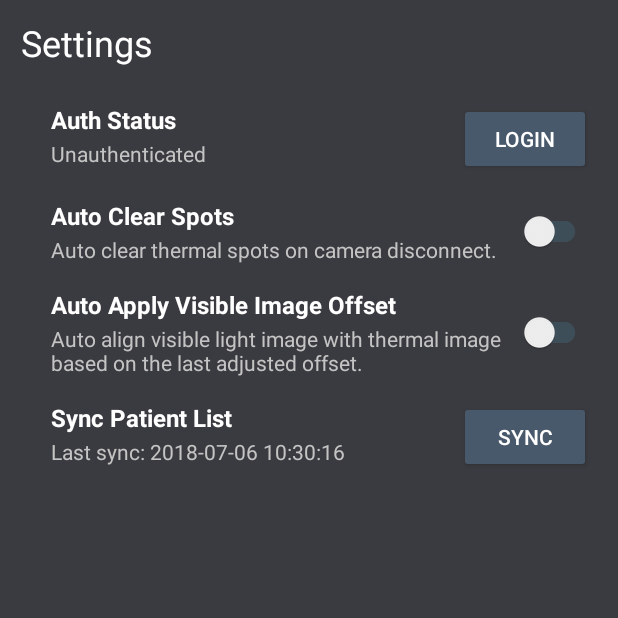
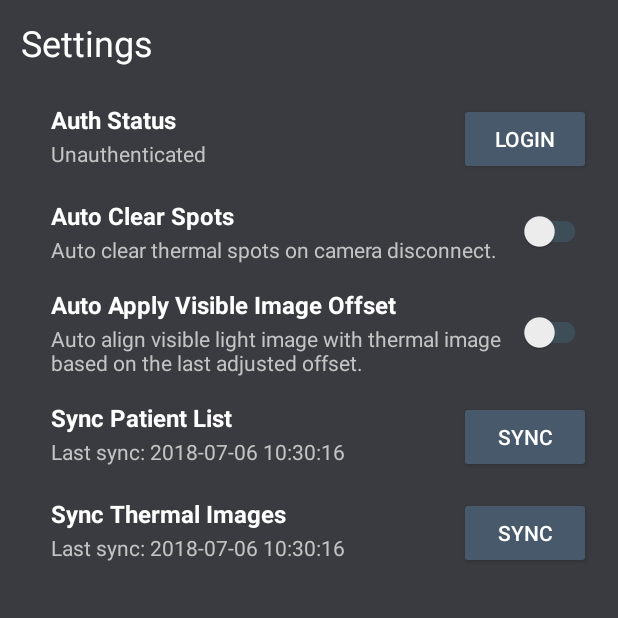
Before and after one commit to edingroot/MedicalThermalImager, an Android app: the SettingsActivity screen opened directly, with no data from a screen before it, on a phone screen of 412 x 824 dp, the top half of it. Run offline under Robolectric (Android 15) with nearby library versions, the phone set to English and light mode, and no system bars; our stand-ins replace ButterKnife, Dagger/Hilt's generated code, RxJava; libraries missing offline, so code that uses them is left out: com.squareup.leakcanary; 7 statements that could not run were skipped.

Commit message:
Task for syncing thermal images.

```diff
--- a/app/src/main/java/tw/cchi/medthimager/data/db/model/CaptureRecord.java
+++ b/app/src/main/java/tw/cchi/medthimager/data/db/model/CaptureRecord.java
@@ -38,6 +38,9 @@ public class CaptureRecord {
     @ColumnInfo(name = "title")
     private String title;
 
+    /**
+     * See {@link tw.cchi.medthimager.model.CaptureProcessInfo#CaptureProcessInfo(Patient)}
+     */
     @ColumnInfo(name = "filename_prefix")
     private String filenamePrefix;
 
--- a/app/src/main/java/tw/cchi/medthimager/data/pref/AppPreferencesHelper.java
+++ b/app/src/main/java/tw/cchi/medthimager/data/pref/AppPreferencesHelper.java
@@ -26,9 +26,10 @@ public class AppPreferencesHelper implements PreferencesHelper {
     private static final String KEY_USER = "KEY_USER";
 
     // States
-    private static final String KEY_LAST_SYNCED_PATIENTS = "KEY_LAST_SYNCED_PATIENTS";
     private static final String KEY_SELECTED_PATIENT_CUID = "KEY_SELECTED_PATIENT_CUID";
+    private static final String KEY_LAST_SYNC_PATIENTS = "KEY_LAST_SYNC_PATIENTS";
     private static final String KEY_SYNC_PATIENT_CONFLICTS = "KEY_SYNC_PATIENT_CONFLICTS";
+    private static final String KEY_LAST_SYNC_THIMAGES = "KEY_LAST_SYNC_THIMAGES";
 
     // Settings
     private static final String KEY_DEFAULT_VISIBLE_OFFSET_ENABLED = "KEY_DEFAULT_VISIBLE_OFFSET_ENABLED";
@@ -93,13 +94,24 @@ public class AppPreferencesHelper implements PreferencesHelper {
 
     @Override
     public Date getLastSyncPatients() {
-        long timestamp = mPrefs.getLong(KEY_LAST_SYNCED_PATIENTS, 0);
+        long timestamp = mPrefs.getLong(KEY_LAST_SYNC_PATIENTS, 0);
         return timestamp == 0 ? new Date() : new Date(timestamp);
     }
 
     @Override
     public void setLastSyncPatients(Date datetime) {
-        mPrefs.edit().putLong(KEY_LAST_SYNCED_PATIENTS, datetime.getTime()).apply();
+        mPrefs.edit().putLong(KEY_LAST_SYNC_PATIENTS, datetime.getTime()).apply();
+    }
+
+    @Override
+    public Date getLastSyncThImages() {
+        long timestamp = mPrefs.getLong(KEY_LAST_SYNC_THIMAGES, 0);
+        return timestamp == 0 ? new Date() : new Date(timestamp);
+    }
+
+    @Override
+    public void setLastSyncThImages(Date datetime) {
+        mPrefs.edit().putLong(KEY_LAST_SYNC_THIMAGES, datetime.getTime()).apply();
     }
 
     @Override
--- a/app/src/main/java/tw/cchi/medthimager/data/pref/PreferencesHelper.java
+++ b/app/src/main/java/tw/cchi/medthimager/data/pref/PreferencesHelper.java
@@ -38,6 +38,10 @@ public interface PreferencesHelper {
 
     void setLastSyncPatients(Date datetime);
 
+    Date getLastSyncThImages();
+
+    void setLastSyncThImages(Date datetime);
+
     int getSyncPatientConflictCount();
 
     void setSyncPatientConflictCount(int count);
--- a/app/src/main/java/tw/cchi/medthimager/ui/settings/SettingsActivity.java
+++ b/app/src/main/java/tw/cchi/medthimager/ui/settings/SettingsActivity.java
@@ -33,6 +33,7 @@ public class SettingsActivity extends BaseActivity implements SettingsMvpView {
     @BindView(R.id.swClearSpotsOnDisconn) SwitchCompat swClearSpotsOnDisconn;
     @BindView(R.id.swAutoApplyVisibleOffset) SwitchCompat swAutoApplyVisibleOffset;
     @BindView(R.id.txtSyncPatientsStatus) TextView txtSyncPatientsStatus;
+    @BindView(R.id.txtSyncThImagesStatus) TextView txtSyncThImagesStatus;
 
     private boolean authenticated = false;
 
@@ -57,6 +58,8 @@ public class SettingsActivity extends BaseActivity implements SettingsMvpView {
                 .subscribe(pair -> {
                     if (pair.first.equals(SyncBroadcastSender.EventName.SYNC_PATIENTS_DONE)) {
                         presenter.onSyncPatientsDone();
+                    } else if (pair.first.equals(SyncBroadcastSender.EventName.SYNC_THIMAGES_DONE)) {
+                        presenter.onSyncThImagesDone();
                     }
                 }));
     }
@@ -73,6 +76,11 @@ public class SettingsActivity extends BaseActivity implements SettingsMvpView {
     @OnClick(R.id.btnSyncPatients)
     void onSyncPatientsClick() {
         presenter.syncPatients();
+    }
+
+    @OnClick(R.id.btnSyncThImages)
+    void onSyncThImagesClick() {
+        presenter.syncThImages();
     }
 
     @OnCheckedChanged(R.id.swClearSpotsOnDisconn)
@@ -124,6 +132,15 @@ public class SettingsActivity extends BaseActivity implements SettingsMvpView {
     }
 
     @Override
+    public void setSyncThImagesStatus(boolean syncing, String lastSynced) {
+        if (syncing) {
+            txtSyncThImagesStatus.setText(R.string.syncing);
+        } else {
+            txtSyncThImagesStatus.setText(getString(R.string.last_sync, lastSynced));
+        }
+    }
+
+    @Override
     protected void onStop() {
         broadcastSubs.dispose();
         super.onStop();
--- a/app/src/main/java/tw/cchi/medthimager/ui/settings/SettingsMvpPresenter.java
+++ b/app/src/main/java/tw/cchi/medthimager/ui/settings/SettingsMvpPresenter.java
@@ -14,6 +14,10 @@ public interface SettingsMvpPresenter<V extends SettingsMvpView> extends MvpPres
 
     void syncPatients();
 
+    void syncThImages();
+
     void onSyncPatientsDone();
 
+    void onSyncThImagesDone();
+
 }
--- a/app/src/main/java/tw/cchi/medthimager/ui/settings/SettingsMvpView.java
+++ b/app/src/main/java/tw/cchi/medthimager/ui/settings/SettingsMvpView.java
@@ -15,4 +15,6 @@ public interface SettingsMvpView extends MvpView {
 
     void setSyncPatientsStatus(boolean syncing, String lastSynced);
 
+    void setSyncThImagesStatus(boolean syncing, String lastSynced);
+
 }
--- a/app/src/main/java/tw/cchi/medthimager/ui/settings/SettingsPresenter.java
+++ b/app/src/main/java/tw/cchi/medthimager/ui/settings/SettingsPresenter.java
@@ -14,6 +14,7 @@ import tw.cchi.medthimager.Config;
 import tw.cchi.medthimager.data.network.ApiHelper;
 import tw.cchi.medthimager.helper.session.Session;
 import tw.cchi.medthimager.service.sync.task.SyncPatientsTask;
+import tw.cchi.medthimager.service.sync.task.UpSyncThImagesTask;
 import tw.cchi.medthimager.ui.base.BasePresenter;
 import tw.cchi.medthimager.util.DateTimeUtils;
 
@@ -42,7 +43,8 @@ public class SettingsPresenter<V extends SettingsMvpView> extends BasePresenter<
         getMvpView().setAuthState(currentSession.isActive(), currentSession.getUser());
         getMvpView().setSwClearSpotsOnDisconn(dataManager.pref.getClearSpotsOnDisconnectEnabled());
         getMvpView().setSwAutoApplyVisibleOffset(dataManager.pref.getAutoApplyVisibleOffsetEnabled());
-        getMvpView().setSyncPatientsStatus(false, getLastSyncedPatients());
+        getMvpView().setSyncPatientsStatus(false, getLastSyncPatients());
+        getMvpView().setSyncThImagesStatus(false, getLastSyncThImages());
 
         // Refresh data asynchronously
         apiHelper.refreshUserProfile().observeOn(AndroidSchedulers.mainThread()).subscribe(success -> {
@@ -108,14 +110,36 @@ public class SettingsPresenter<V extends SettingsMvpView> extends BasePresenter<
     }
 
     @Override
+    public void syncThImages() {
+        getMvpView().setSyncThImagesStatus(true, "");
+
+        application.connectSyncService().subscribe(syncService -> {
+            if (application.checkNetworkAuthed(true) && !syncService.isTaskRunning(UpSyncThImagesTask.class)) {
+                syncService.scheduleNewTask(new UpSyncThImagesTask());
+            }
+        });
+    }
+
+    @Override
     public void onSyncPatientsDone() {
         if (isViewAttached()) {
-            getMvpView().setSyncPatientsStatus(false, getLastSyncedPatients());
+            getMvpView().setSyncPatientsStatus(false, getLastSyncPatients());
         }
     }
 
-    private String getLastSyncedPatients() {
+    @Override
+    public void onSyncThImagesDone() {
+        if (isViewAttached()) {
+            getMvpView().setSyncThImagesStatus(false, getLastSyncThImages());
+        }
+    }
+
+    private String getLastSyncPatients() {
         return DateTimeUtils.timestampToString(dataManager.pref.getLastSyncPatients().getTime());
+    }
+
+    private String getLastSyncThImages() {
+        return DateTimeUtils.timestampToString(dataManager.pref.getLastSyncThImages().getTime());
     }
 
     @Override
--- a/app/src/main/res/layout/activity_settings.xml
+++ b/app/src/main/res/layout/activity_settings.xml
@@ -202,6 +202,45 @@
 
                 </android.support.constraint.ConstraintLayout>
 
+                <android.support.constraint.ConstraintLayout
+                    android:layout_width="match_parent"
+                    android:layout_height="wrap_content"
+                    android:layout_marginBottom="16dp">
+
+                    <TextView
+                        android:id="@+id/txtSyncThImages"
+                        android:layout_width="wrap_content"
+                        android:layout_height="wrap_content"
+                        android:text="@string/sync_thermal_images"
+                        android:textSize="16sp"
+                        android:textStyle="bold"
+                        app:layout_constraintStart_toStartOf="parent"
+                        app:layout_constraintTop_toTopOf="parent"/>
+
+                    <TextView
+                        android:id="@+id/txtSyncThImagesStatus"
+                        android:layout_width="0dp"
+                        android:layout_height="wrap_content"
+                        android:layout_marginEnd="8dp"
+                        android:layout_marginTop="2dp"
+                        android:text="@string/last_sync"
+                        android:textColor="@color/contentTextSecondary"
+                        app:layout_constraintEnd_toStartOf="@id/btnSyncThImages"
+                        app:layout_constraintHorizontal_bias="0.0"
+                        app:layout_constraintStart_toStartOf="parent"
+                        app:layout_constraintTop_toBottomOf="@+id/txtSyncThImages"/>
+
+                    <Button
+                        android:id="@+id/btnSyncThImages"
+                        android:layout_width="wrap_content"
+                        android:layout_height="wrap_content"
+                        android:text="@string/sync"
+                        app:layout_constraintBottom_toBottomOf="parent"
+                        app:layout_constraintEnd_toEndOf="parent"
+                        app:layout_constraintTop_toTopOf="parent"/>
+
+                </android.support.constraint.ConstraintLayout>
+
             </LinearLayout>
 
         </ScrollView>
--- a/app/src/main/res/values/strings.xml
+++ b/app/src/main/res/values/strings.xml
@@ -41,6 +41,7 @@
 
     <!-- Sync -->
     <string name="sync_patient_list">Sync Patient List</string>
+    <string name="sync_thermal_images">Sync Thermal Images</string>
     <string name="last_sync">Last sync: %1$s</string>
     <string name="sync">Sync</string>
     <string name="syncing">Syncing…</string>
```
Also changed, not shown: app/src/main/java/tw/cchi/medthimager/service/sync/SyncBroadcastSender.java (+8 -0 lines), app/src/main/java/tw/cchi/medthimager/service/sync/SyncService.java (+7 -1 lines), app/src/main/java/tw/cchi/medthimager/service/sync/task/SyncPatientsTask.java (+3 -4 lines), app/src/main/java/tw/cchi/medthimager/service/sync/task/SyncSingleThImageTask.java (+4 -4 lines), app/src/main/java/tw/cchi/medthimager/service/sync/task/UpSyncThImagesTask.java (added, +100 -0 lines).
